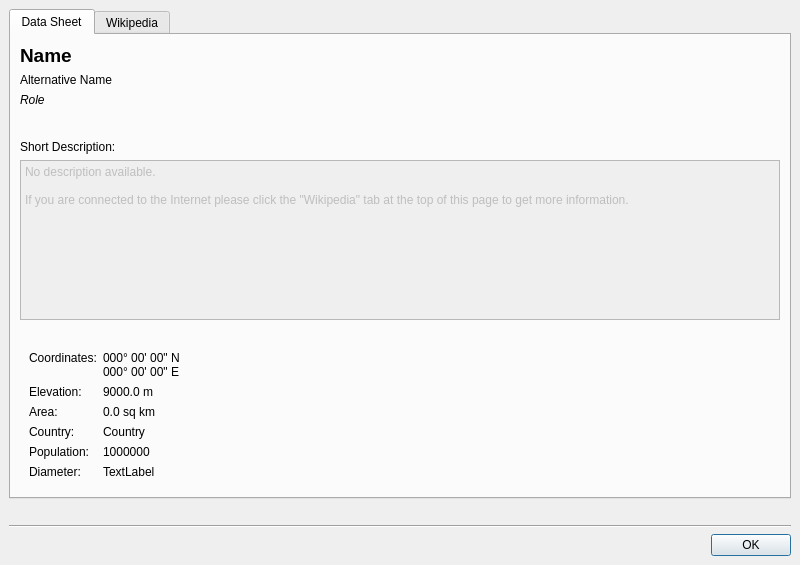
Old version of the form src/lib/PlacemarkInfoDialog.ui in the repository KDE/marble.
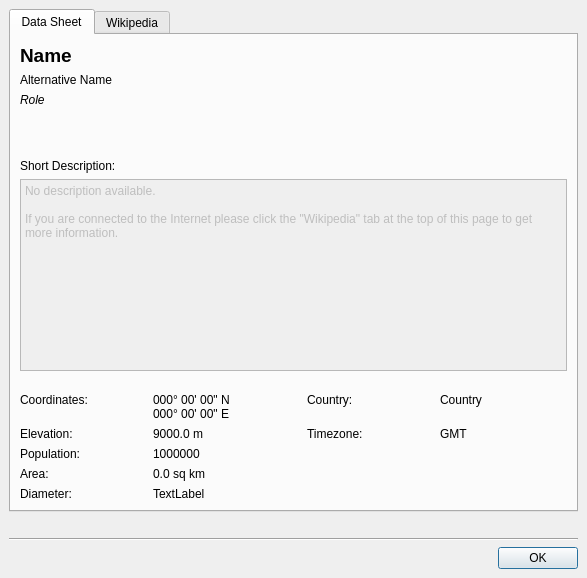
New version of the form. Icons and pictures are not drawn. Custom widgets are drawn as their Qt base class.

Commit message: - Fixing the longitude labels traversing - Fixing a regression in ClipPainter - Timezone-Label

What changed in the file:
```diff
--- a/src/lib/PlacemarkInfoDialog.ui
+++ b/src/lib/PlacemarkInfoDialog.ui
@@ -1,12 +1,12 @@
 <ui version="4.0" >
  <class>PlacemarkInfoDialog</class>
- <widget class="QDialog" name="PlacemarkInfoDialog" >
-  <property name="geometry" >
+ <widget class="QDialog" name="PlacemarkInfoDialog">
+  <property name="geometry">
    <rect>
     <x>0</x>
     <y>0</y>
-    <width>800</width>
-    <height>565</height>
+    <width>587</width>
+    <height>578</height>
    </rect>
   </property>
   <property name="windowTitle" >
@@ -28,18 +28,18 @@
       <attribute name="title" >
        <string>Data Sheet</string>
       </attribute>
-      <layout class="QVBoxLayout" >
+      <layout class="QVBoxLayout" name="verticalLayout">
        <item>
-        <layout class="QGridLayout" >
-         <property name="margin" >
+        <layout class="QGridLayout">
+         <property name="margin">
           <number>0</number>
          </property>
-         <property name="spacing" >
+         <property name="spacing">
           <number>6</number>
          </property>
-         <item row="0" column="0" >
-          <widget class="QLabel" name="name_val_lbl" >
-           <property name="toolTip" >
+         <item row="0" column="0">
+          <widget class="QLabel" name="name_val_lbl">
+           <property name="toolTip">
             <string>Name of the location</string>
            </property>
            <property name="whatsThis" >
@@ -56,7 +56,7 @@
            </property>
           </widget>
          </item>
-         <item row="3" column="0" >
+         <item row="3" column="0">
           <spacer>
            <property name="orientation" >
             <enum>Qt::Vertical</enum>
@@ -69,10 +69,10 @@
            </property>
           </spacer>
          </item>
-         <item rowspan="4" row="0" column="1" >
-          <widget class="QLabel" name="flag_val_lbl" >
-           <property name="sizePolicy" >
-            <sizepolicy vsizetype="Fixed" hsizetype="Fixed" >
+         <item row="0" column="1" rowspan="4">
+          <widget class="QLabel" name="flag_val_lbl">
+           <property name="sizePolicy">
+            <sizepolicy hsizetype="Fixed" vsizetype="Fixed">
              <horstretch>0</horstretch>
              <verstretch>0</verstretch>
             </sizepolicy>
@@ -88,9 +88,9 @@
            </property>
           </widget>
          </item>
-         <item row="2" column="0" >
-          <widget class="QLabel" name="role_val_lbl" >
-           <property name="toolTip" >
+         <item row="2" column="0">
+          <widget class="QLabel" name="role_val_lbl">
+           <property name="toolTip">
             <string>Role</string>
            </property>
            <property name="whatsThis" >
@@ -107,9 +107,9 @@
            </property>
           </widget>
          </item>
-         <item row="1" column="0" >
-          <widget class="QLabel" name="altername_val_lbl" >
-           <property name="toolTip" >
+         <item row="1" column="0">
+          <widget class="QLabel" name="altername_val_lbl">
+           <property name="toolTip">
             <string>Alternative name</string>
            </property>
            <property name="whatsThis" >
@@ -126,8 +126,8 @@
         </layout>
        </item>
        <item>
-        <widget class="QLabel" name="description_lbl" >
-         <property name="text" >
+        <widget class="QLabel" name="description_lbl">
+         <property name="text">
           <string>Short Description:</string>
          </property>
          <property name="buddy" >
@@ -136,8 +136,8 @@
         </widget>
        </item>
        <item>
-        <widget class="QTextBrowser" name="description_val_browser" >
-         <property name="enabled" >
+        <widget class="QTextBrowser" name="description_val_browser">
+         <property name="enabled">
           <bool>false</bool>
          </property>
          <property name="toolTip" >
@@ -146,14 +146,14 @@
          <property name="whatsThis" >
           <string>Description field</string>
          </property>
-         <property name="html" >
-          <string>&lt;!DOCTYPE HTML PUBLIC "-//W3C//DTD HTML 4.0//EN" "http://www.w3.org/TR/REC-html40/strict.dtd">
-&lt;html>&lt;head>&lt;meta name="qrichtext" content="1" />&lt;style type="text/css">
+         <property name="html">
+          <string>&lt;!DOCTYPE HTML PUBLIC &quot;-//W3C//DTD HTML 4.0//EN&quot; &quot;http://www.w3.org/TR/REC-html40/strict.dtd&quot;&gt;
+&lt;html&gt;&lt;head&gt;&lt;meta name=&quot;qrichtext&quot; content=&quot;1&quot; /&gt;&lt;style type=&quot;text/css&quot;&gt;
 p, li { white-space: pre-wrap; }
-&lt;/style>&lt;/head>&lt;body style=" font-family:'Sans Serif'; font-size:10pt; font-weight:400; font-style:normal;">
-&lt;p style=" margin-top:0px; margin-bottom:0px; margin-left:0px; margin-right:0px; -qt-block-indent:0; text-indent:0px; font-size:9pt;">No description available.&lt;/p>
-&lt;p style="-qt-paragraph-type:empty; margin-top:0px; margin-bottom:0px; margin-left:0px; margin-right:0px; -qt-block-indent:0; text-indent:0px; font-size:9pt;">&lt;/p>
-&lt;p style=" margin-top:0px; margin-bottom:0px; margin-left:0px; margin-right:0px; -qt-block-indent:0; text-indent:0px; font-size:9pt;">If you are connected to the Internet please click the "Wikipedia" tab at the top of this page to get more information.&lt;/p>&lt;/body>&lt;/html></string>
+&lt;/style&gt;&lt;/head&gt;&lt;body style=&quot; font-family:'DejaVu Sans'; font-size:10pt; font-weight:400; font-style:normal;&quot;&gt;
+&lt;p style=&quot; margin-top:0px; margin-bottom:0px; margin-left:0px; margin-right:0px; -qt-block-indent:0; text-indent:0px;&quot;&gt;&lt;span style=&quot; font-family:'Sans Serif'; font-size:9pt;&quot;&gt;No description available.&lt;/span&gt;&lt;/p&gt;
+&lt;p style=&quot;-qt-paragraph-type:empty; margin-top:0px; margin-bottom:0px; margin-left:0px; margin-right:0px; -qt-block-indent:0; text-indent:0px; font-family:'Sans Serif'; font-size:9pt;&quot;&gt;&lt;/p&gt;
+&lt;p style=&quot; margin-top:0px; margin-bottom:0px; margin-left:0px; margin-right:0px; -qt-block-indent:0; text-indent:0px;&quot;&gt;&lt;span style=&quot; font-family:'Sans Serif'; font-size:9pt;&quot;&gt;If you are connected to the Internet please click the &quot;Wikipedia&quot; tab at the top of this page to get more information.&lt;/span&gt;&lt;/p&gt;&lt;/body&gt;&lt;/html&gt;</string>
          </property>
         </widget>
        </item>
@@ -174,23 +174,10 @@
         </spacer>
        </item>
        <item>
-        <widget class="QFrame" name="frame" >
-         <property name="sizePolicy" >
-          <sizepolicy vsizetype="Fixed" hsizetype="Fixed" >
-           <horstretch>0</horstretch>
-           <verstretch>0</verstretch>
-          </sizepolicy>
-         </property>
-         <property name="frameShape" >
-          <enum>QFrame::NoFrame</enum>
-         </property>
-         <property name="frameShadow" >
-          <enum>QFrame::Plain</enum>
-         </property>
-         <layout class="QGridLayout" >
-          <item row="0" column="0" >
-           <widget class="QLabel" name="coordinates_lbl" >
-            <property name="text" >
+        <layout class="QGridLayout" name="gridLayout">
+         <item row="0" column="0">
+          <widget class="QLabel" name="coordinates_lbl">
+           <property name="text">
              <string>Coordinates:</string>
             </property>
             <property name="alignment" >
@@ -201,13 +188,13 @@
             </property>
            </widget>
           </item>
-          <item row="0" column="1" >
-           <widget class="QLabel" name="coordinates_val_lbl" >
-            <property name="text" >
-             <string>000° 00' 00" N
-000° 00' 00" E </string>
-            </property>
-            <property name="alignment" >
+         <item row="0" column="1" rowspan="2">
+          <widget class="QLabel" name="coordinates_val_lbl">
+           <property name="text">
+            <string>000° 00' 00&quot; N
+000° 00' 00&quot; E </string>
+           </property>
+           <property name="alignment">
              <set>Qt::AlignLeading|Qt::AlignLeft|Qt::AlignTop</set>
             </property>
             <property name="textInteractionFlags" >
@@ -215,74 +202,25 @@
             </property>
            </widget>
           </item>
-          <item row="0" column="2" >
-           <spacer>
-            <property name="orientation" >
+         <item row="0" column="2" rowspan="2">
+          <spacer name="horizontalSpacer">
+           <property name="orientation">
              <enum>Qt::Horizontal</enum>
             </property>
-            <property name="sizeHint" stdset="0" >
+           <property name="sizeType">
+            <enum>QSizePolicy::Fixed</enum>
+           </property>
+           <property name="sizeHint" stdset="0">
              <size>
-              <width>40</width>
+             <width>20</width>
               <height>20</height>
              </size>
             </property>
            </spacer>
           </item>
-          <item row="1" column="0" >
-           <widget class="QLabel" name="elevation_lbl" >
-            <property name="text" >
-             <string>Elevation:</string>
-            </property>
-            <property name="alignment" >
-             <set>Qt::AlignLeading|Qt::AlignLeft|Qt::AlignTop</set>
-            </property>
-            <property name="textInteractionFlags" >
-             <set>Qt::TextSelectableByMouse</set>
-            </property>
-           </widget>
-          </item>
-          <item row="1" column="1" colspan="2" >
-           <widget class="QLabel" name="elevation_val_lbl" >
-            <property name="text" >
-             <string>9000.0 m</string>
-            </property>
-            <property name="alignment" >
-             <set>Qt::AlignLeading|Qt::AlignLeft|Qt::AlignTop</set>
-            </property>
-            <property name="textInteractionFlags" >
-             <set>Qt::TextSelectableByMouse</set>
-            </property>
-           </widget>
-          </item>
-          <item row="2" column="0" >
-           <widget class="QLabel" name="area_lbl" >
-            <property name="text" >
-             <string>Area:</string>
-            </property>
-            <property name="alignment" >
-             <set>Qt::AlignLeading|Qt::AlignLeft|Qt::AlignTop</set>
-            </property>
-            <property name="textInteractionFlags" >
-             <set>Qt::TextSelectableByMouse</set>
-            </property>
-           </widget>
-          </item>
-          <item row="2" column="1" colspan="2" >
-           <widget class="QLabel" name="area_val_lbl" >
-            <property name="text" >
-             <string>0.0 sq km</string>
-            </property>
-            <property name="alignment" >
-             <set>Qt::AlignLeading|Qt::AlignLeft|Qt::AlignTop</set>
-            </property>
-            <property name="textInteractionFlags" >
-             <set>Qt::TextSelectableByMouse</set>
-            </property>
-           </widget>
-          </item>
-          <item row="3" column="0" >
-           <widget class="QLabel" name="country_lbl" >
-            <property name="text" >
+         <item row="0" column="3">
+          <widget class="QLabel" name="country_lbl">
+           <property name="text">
              <string>Country:</string>
             </property>
             <property name="alignment" >
@@ -293,9 +231,9 @@
             </property>
            </widget>
           </item>
-          <item row="3" column="1" colspan="2" >
-           <widget class="QLabel" name="country_val_lbl" >
-            <property name="text" >
+         <item row="0" column="4">
+          <widget class="QLabel" name="country_val_lbl">
+           <property name="text">
              <string>Country</string>
             </property>
             <property name="alignment" >
@@ -306,9 +244,35 @@
             </property>
            </widget>
           </item>
-          <item row="4" column="0" >
-           <widget class="QLabel" name="population_lbl" >
-            <property name="text" >
+         <item row="2" column="0">
+          <widget class="QLabel" name="elevation_lbl">
+           <property name="text">
+            <string>Elevation:</string>
+           </property>
+           <property name="alignment">
+            <set>Qt::AlignLeading|Qt::AlignLeft|Qt::AlignTop</set>
+           </property>
+           <property name="textInteractionFlags">
+            <set>Qt::TextSelectableByMouse</set>
+           </property>
+          </widget>
+         </item>
+         <item row="2" column="1">
+          <widget class="QLabel" name="elevation_val_lbl">
+           <property name="text">
+            <string>9000.0 m</string>
+           </property>
+           <property name="alignment">
+            <set>Qt::AlignLeading|Qt::AlignLeft|Qt::AlignTop</set>
+           </property>
+           <property name="textInteractionFlags">
+            <set>Qt::TextSelectableByMouse</set>
+           </property>
+          </widget>
+         </item>
+         <item row="3" column="0">
+          <widget class="QLabel" name="population_lbl">
+           <property name="text">
              <string>Population:</string>
             </property>
             <property name="alignment" >
@@ -319,9 +283,9 @@
             </property>
            </widget>
           </item>
-          <item row="4" column="1" colspan="2" >
-           <widget class="QLabel" name="population_val_lbl" >
-            <property name="text" >
+         <item row="3" column="1">
+          <widget class="QLabel" name="population_val_lbl">
+           <property name="text">
              <string>1000000</string>
             </property>
             <property name="alignment" >
@@ -332,9 +296,35 @@
             </property>
            </widget>
           </item>
-          <item row="5" column="0" >
-           <widget class="QLabel" name="diameter_lbl" >
-            <property name="text" >
+         <item row="4" column="0">
+          <widget class="QLabel" name="area_lbl">
+           <property name="text">
+            <string>Area:</string>
+           </property>
+           <property name="alignment">
+            <set>Qt::AlignLeading|Qt::AlignLeft|Qt::AlignTop</set>
+           </property>
+           <property name="textInteractionFlags">
+            <set>Qt::TextSelectableByMouse</set>
+           </property>
+          </widget>
+         </item>
+         <item row="4" column="1">
+          <widget class="QLabel" name="area_val_lbl">
+           <property name="text">
+            <string>0.0 sq km</string>
+           </property>
+           <property name="alignment">
+            <set>Qt::AlignLeading|Qt::AlignLeft|Qt::AlignTop</set>
+           </property>
+           <property name="textInteractionFlags">
+            <set>Qt::TextSelectableByMouse</set>
+           </property>
+          </widget>
+         </item>
+         <item row="5" column="0">
+          <widget class="QLabel" name="diameter_lbl">
+           <property name="text">
              <string>Diameter:</string>
             </property>
             <property name="alignment" >
@@ -345,31 +335,56 @@
             </property>
            </widget>
           </item>
-          <item row="5" column="1" >
-           <widget class="QLabel" name="diameter_val_lbl" >
-            <property name="text" >
-             <string comment="KDE::DoNotExtract" >TextLabel</string>
-            </property>
-            <property name="alignment" >
+         <item row="5" column="1">
+          <widget class="QLabel" name="diameter_val_lbl">
+           <property name="text">
+            <string comment="KDE::DoNotExtract">TextLabel</string>
+           </property>
+           <property name="alignment">
              <set>Qt::AlignLeading|Qt::AlignLeft|Qt::AlignTop</set>
             </property>
            </widget>
           </item>
-         </layout>
-        </widget>
-       </item>
-      </layout>
+         <item row="2" column="3">
+          <widget class="QLabel" name="diameter_lbl_2">
+           <property name="text">
+            <string>Timezone:</string>
+           </property>
+           <property name="alignment">
+            <set>Qt::AlignLeading|Qt::AlignLeft|Qt::AlignTop</set>
+           </property>
+           <property name="textInteractionFlags">
+            <set>Qt::TextSelectableByMouse</set>
+           </property>
+          </widget>
+         </item>
+         <item row="2" column="4">
+          <widget class="QLabel" name="diameter_lbl_3">
+           <property name="text">
+            <string>GMT</string>
+           </property>
+           <property name="alignment">
+            <set>Qt::AlignLeading|Qt::AlignLeft|Qt::AlignTop</set>
+           </property>
+           <property name="textInteractionFlags">
+            <set>Qt::TextSelectableByMouse</set>
+           </property>
+          </widget>
+         </item>
+        </layout>
+       </item>
+      </layout>
      </widget>
-     <widget class="QWidget" name="tab_2" >
-      <attribute name="title" >
-       <string>Wikipedia</string>
-      </attribute>
-      <attribute name="icon" >
-       <iconset resource="../marble.qrc" >
+     <widget class="QWidget" name="tab_2">
+      <attribute name="icon">
+       <iconset resource="../marble.qrc">
         <normaloff>:/icons/wikipedia.png</normaloff>:/icons/wikipedia.png</iconset>
       </attribute>
-      <layout class="QVBoxLayout" >
-       <property name="spacing" >
+      <attribute name="title">
+       <string>Wikipedia</string>
+      </attribute>
+      <layout class="QVBoxLayout">
+       <property name="spacing">
         <number>6</number>
        </property>
        <property name="margin" >
```
Left out of the diff: 185 changed lines with no effect on the pictures. Lines whose indentation alone changed are shown as unchanged. The commit also changes 9 other files.
